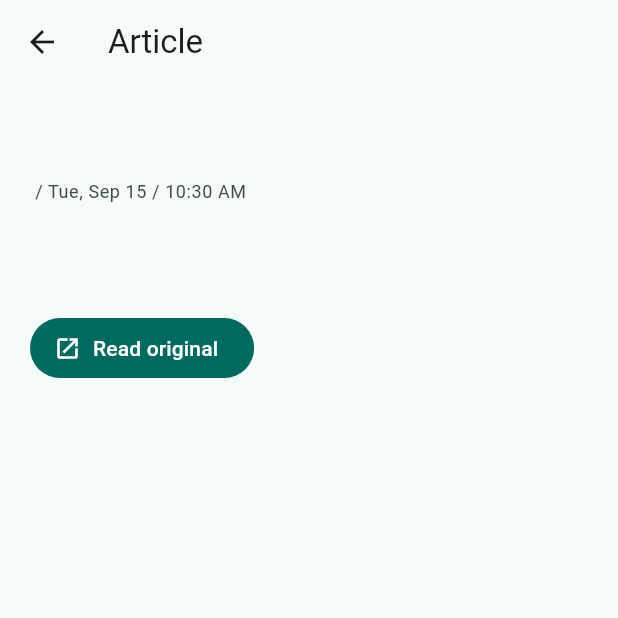
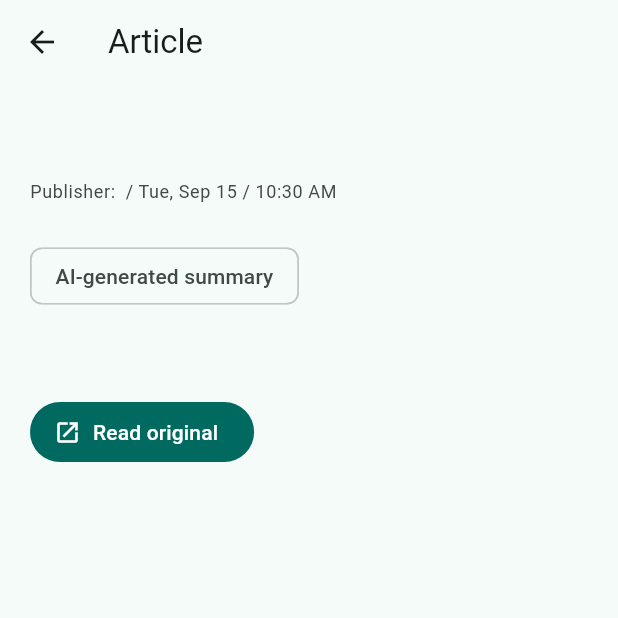
Before and after one commit to justLcoder/uzbek-news-app, a Flutter app: the NewsDetailScreen screen opened directly with empty values, on a phone screen of 412 x 824 dp, the top half of it. Run offline on Flutter 3.47's test engine with Material 3 defaults, Android fonts, the phone set to English and light mode, and no system bars; network calls fail.

Commit message:
feat: add AI summary attribution

```diff
--- a/lib/features/news/presentation/news_detail_screen.dart
+++ b/lib/features/news/presentation/news_detail_screen.dart
@@ -45,12 +45,14 @@ class NewsDetailScreen extends StatelessWidget {
               Text(article.title, style: theme.textTheme.headlineSmall),
               const SizedBox(height: 12),
               Text(
-                '${article.source} / ${formatArticleDateTime(context, article.publishedAt)}',
+                'Publisher: ${article.source} / ${formatArticleDateTime(context, article.publishedAt)}',
                 style: theme.textTheme.bodySmall?.copyWith(
                   color: theme.colorScheme.onSurfaceVariant,
                 ),
               ),
               const SizedBox(height: 24),
+              const Chip(label: Text('AI-generated summary')),
+              const SizedBox(height: 8),
               Text(article.summary, style: theme.textTheme.bodyLarge),
               const SizedBox(height: 24),
               FilledButton.icon(
```
Also changed, not shown: 1 other file.
